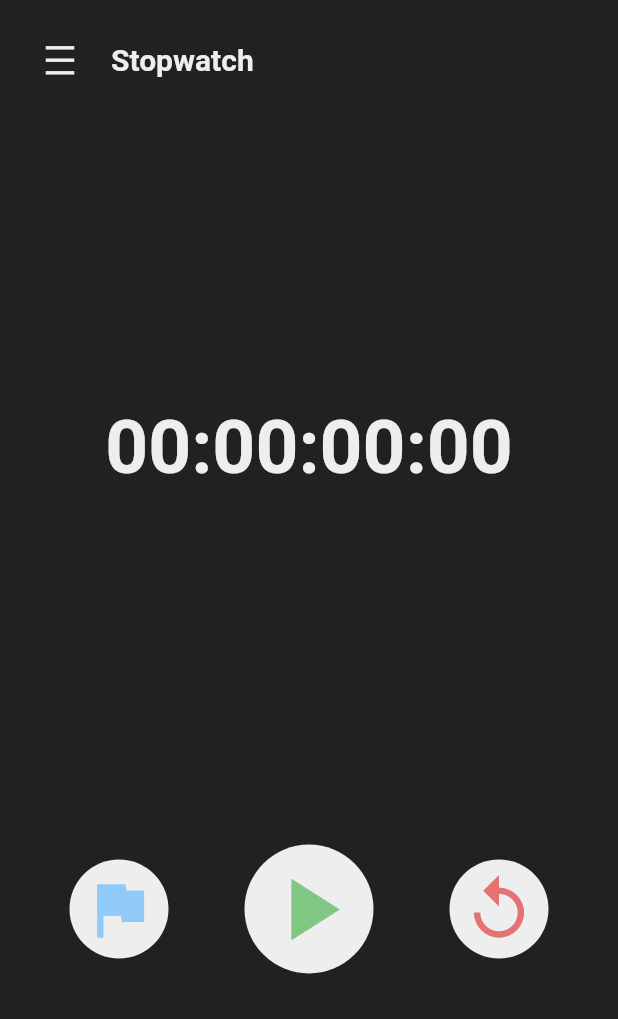
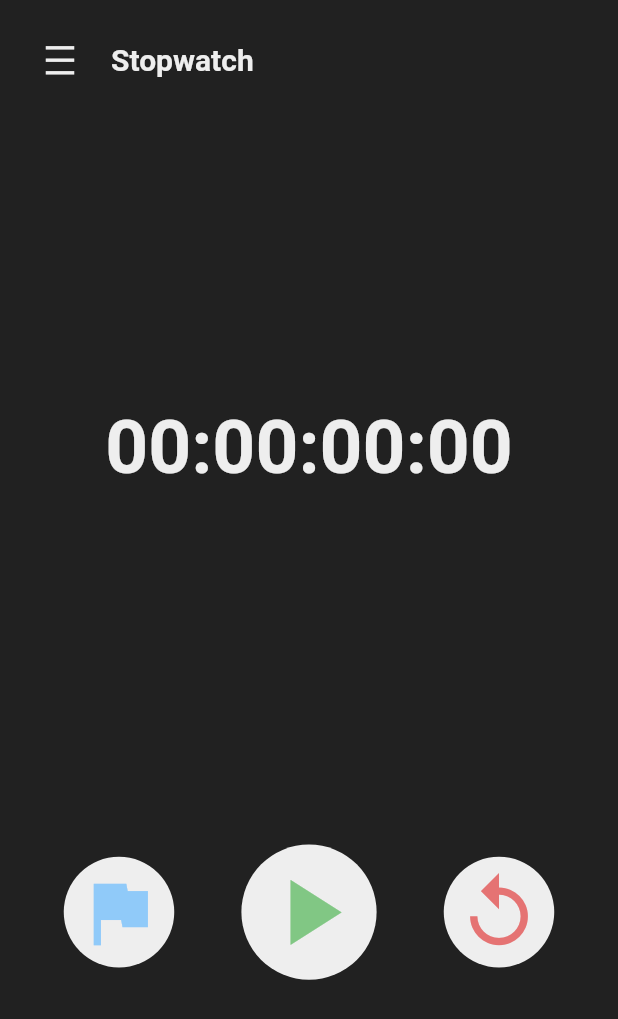
Before and after one commit to zob22/TimeStop, a Flutter app: the screen it shows after launch, on a phone screen of 412 x 824 dp. Shown: the top 1019 px of the screen. Run offline on Flutter 3.47's test engine with Material 2 defaults, Android fonts, the phone set to English and light mode, and no system bars; our stand-ins replace shared_preferences.

Commit message:
TimeStop 0.4.2
Made home buttons scale to screen size

```diff
--- a/lib/screens/home_screen.dart
+++ b/lib/screens/home_screen.dart
@@ -326,7 +326,7 @@ class _HomeScreenState extends State<HomeScreen> {
                         shape: CircleBorder(),
                       ),
                       child: IconButton(
-                        iconSize: 50.0,
+                        iconSize: MediaQuery.of(context).size.width * 0.14,
                         color: Colors.blue[200],
                         onPressed: () {
                           addLaps();
@@ -346,7 +346,7 @@ class _HomeScreenState extends State<HomeScreen> {
                         shape: CircleBorder(),
                       ),
                       child: IconButton(
-                        iconSize: 70.0,
+                        iconSize: MediaQuery.of(context).size.width * 0.18,
                         color:
                             (!started) ? Colors.green[300] : Colors.orange[300],
                         onPressed: () {
@@ -369,7 +369,7 @@ class _HomeScreenState extends State<HomeScreen> {
                         shape: CircleBorder(),
                       ),
                       child: IconButton(
-                        iconSize: 50.0,
+                        iconSize: MediaQuery.of(context).size.width * 0.14,
                         color: Colors.red[300],
                         onPressed: () {
                           reset();
```
